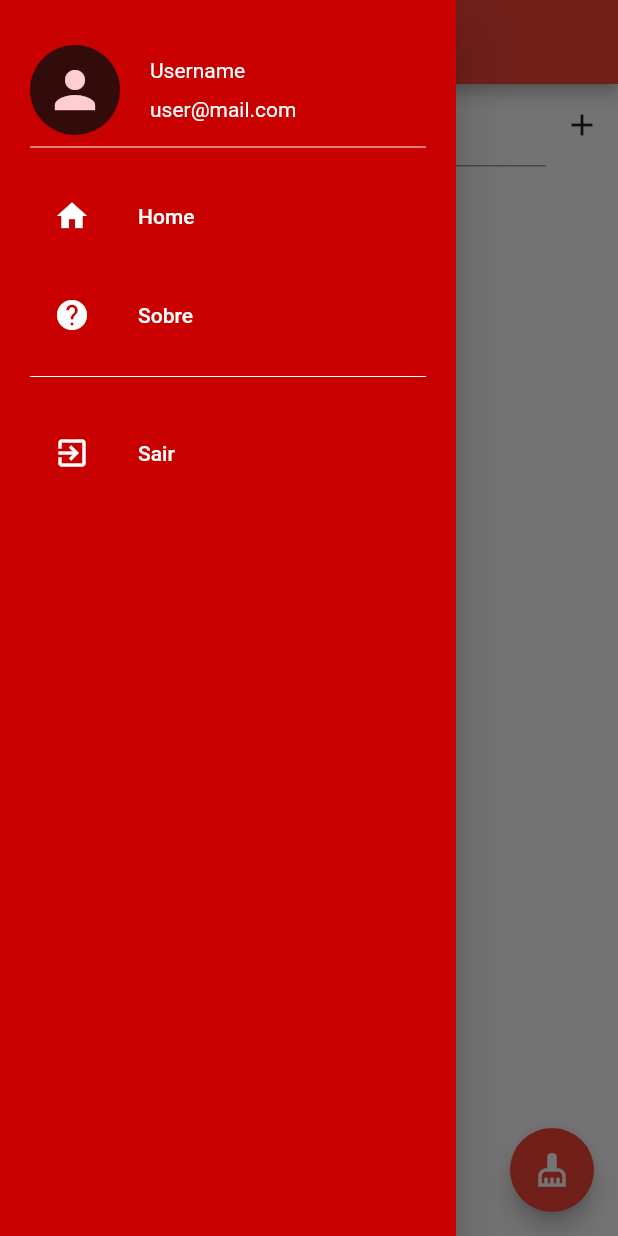
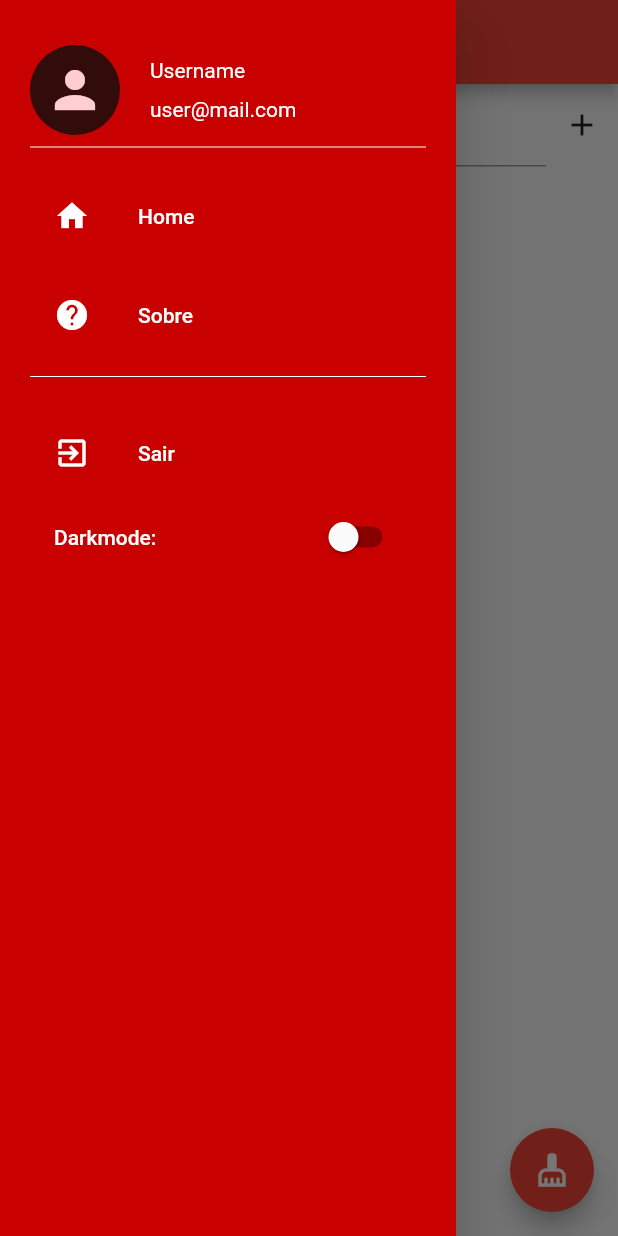
Before and after one commit to luizfelipetorres/flutter-simple-tasklist, a Flutter app: the screen it shows after launch, with the side drawer open, on a phone screen of 412 x 824 dp. Run offline on Flutter 3.47's test engine with Material 2 defaults, Android fonts, the phone set to English and light mode, and no system bars.

Commit message:
Darkmode incluído

```diff
--- /dev/null
+++ b/lib/controller/app_controller.dart
@@ -0,0 +1,11 @@
+import 'package:flutter/foundation.dart';
+
+class AppController extends ChangeNotifier {
+  bool isDarkMode = false;
+  static AppController instance = AppController();
+
+  changeTema() {
+    isDarkMode = !isDarkMode;
+    notifyListeners();
+  }
+}
--- a/lib/main.dart
+++ b/lib/main.dart
@@ -1,4 +1,5 @@
 import 'package:flutter/material.dart';
+import 'package:lista_simples/controller/app_controller.dart';
 import 'package:lista_simples/pages/home_page.dart';
 
 void main() => runApp(MyApp());
@@ -8,12 +9,20 @@ class MyApp extends StatelessWidget {
 
   @override
   Widget build(BuildContext context) {
+    return AnimatedBuilder(
+      animation: AppController.instance,
+      builder: (context, child) {
         return MaterialApp(
           title: "SimpleTasklist",
           theme: ThemeData(
             primarySwatch: Colors.red,
+            brightness: AppController.instance.isDarkMode
+                ? Brightness.dark
+                : Brightness.light,
           ),
           home: HomePage(),
         );
+      },
+    );
   }
 }
--- a/lib/widgets/navigation_drawer.dart
+++ b/lib/widgets/navigation_drawer.dart
@@ -1,25 +1,31 @@
 import 'dart:io';
-
 import 'package:flutter/material.dart';
+import 'package:lista_simples/controller/app_controller.dart';
 import 'package:lista_simples/pages/config_page.dart';
-
-import 'package:lista_simples/pages/home_page.dart';
 import 'package:lista_simples/pages/sobre_page.dart';
 
-class NavigationDrawer extends StatelessWidget {
-  NavigationDrawer({Key? key}) : super(key: key);
+class NavigationDrawer extends StatefulWidget {
+  const NavigationDrawer({Key? key}) : super(key: key);
 
-  final padding = EdgeInsets.symmetric(horizontal: 20);
+  @override
+  State<NavigationDrawer> createState() => _NavigationDrawerState();
+}
+
+class _NavigationDrawerState extends State<NavigationDrawer> {
+  get padding => EdgeInsets.symmetric(horizontal: 20);
+  get name => "Username";
+  get email => "user@mail.com";
+  get img => "";
+  get textColor => Colors.white;
+  get hoverColor => Color.fromARGB(69, 255, 255, 255);
 
   @override
   Widget build(BuildContext context) {
-    const name = "Username";
-    const email = "user@mail.com";
-    const img = "";
-
     return Drawer(
       child: Material(
-        color: Color.fromARGB(255, 200, 0, 0),
+        color: AppController.instance.isDarkMode
+            ? Colors.black45
+            : Color.fromARGB(255, 200, 0, 0),
         child: ListView(
           padding: padding,
           children: <Widget>[
@@ -44,22 +50,32 @@ class NavigationDrawer extends StatelessWidget {
                 text: "Sair",
                 icon: Icons.exit_to_app,
                 onClick: () => selectedItem(context, 3)),
+            buildSwitchDarkMode(),
           ],
         ),
       ),
     );
   }
 
+  buildSwitchDarkMode() => SwitchListTile(
+        title: Text(
+          "Darkmode: ",
+          style: TextStyle(color: textColor),
+        ),
+        value: AppController.instance.isDarkMode,
+        onChanged: (valor) {
+          AppController.instance.changeTema();
+        },
+        hoverColor: hoverColor,
+      );
+
   buildMenuItem(
       {required String text, required IconData icon, VoidCallback? onClick}) {
-    const color = Colors.white;
-    const hoverColor = Color.fromARGB(69, 255, 255, 255);
-
     return ListTile(
-      leading: Icon(icon, color: color),
+      leading: Icon(icon, color: textColor),
       title: Text(
         text,
-        style: TextStyle(color: color),
+        style: TextStyle(color: textColor),
       ),
       hoverColor: hoverColor,
       onTap: onClick,
```
Also changed, not shown: 1 other file. Lines whose indentation alone changed are shown as unchanged.
